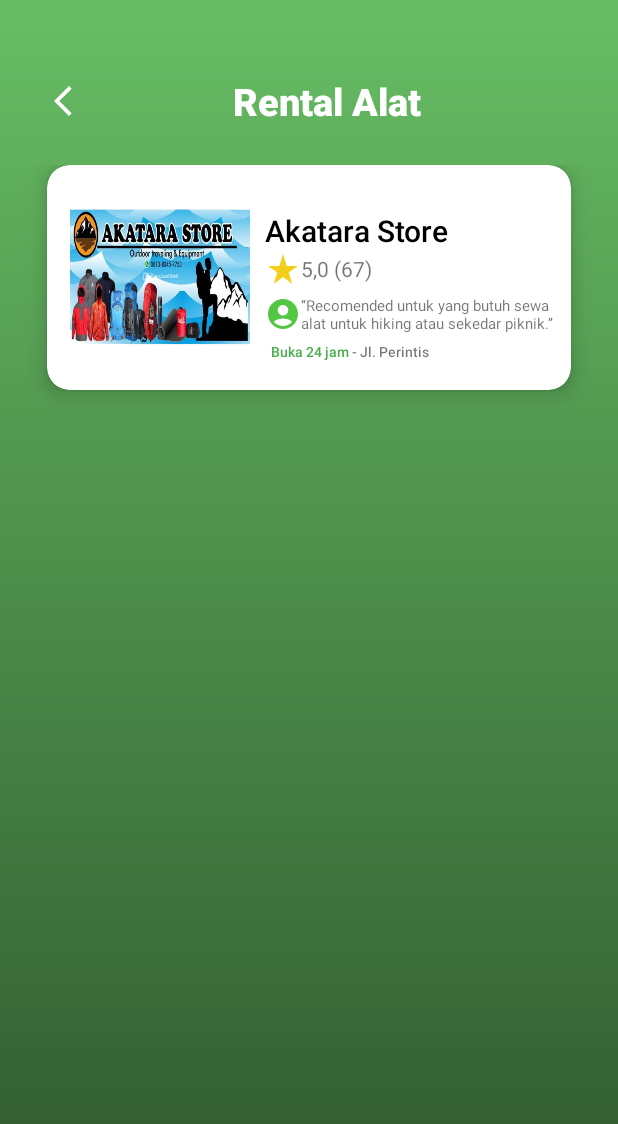
After one commit to Niqx44/Cartenzs, an Android app: the RentalActivity screen opened directly, with no data from a screen before it, on a phone screen of 412 x 824 dp. The commit adds this screen. Shown: the top 1124 px of the screen. Run offline under Robolectric (Android 15) with nearby library versions, the light colour scheme and no system bars.

Commit message:
Last Update

```diff
--- a/app/src/main/AndroidManifest.xml
+++ b/app/src/main/AndroidManifest.xml
@@ -12,6 +12,9 @@
         android:supportsRtl="true"
         android:theme="@style/Theme.Cartenzs"
         tools:targetApi="31">
+        <activity
+            android:name=".RentalActivity"
+            android:exported="false" />
         <activity
             android:name=".PaymentNotifActivity"
             android:exported="false" />
--- a/app/src/main/java/com/example/cartenzs/HomeFragment.kt
+++ b/app/src/main/java/com/example/cartenzs/HomeFragment.kt
@@ -1,10 +1,12 @@
 package com.example.cartenzs
 
+import android.content.Intent
 import android.os.Bundle
 import androidx.fragment.app.Fragment
 import android.view.LayoutInflater
 import android.view.View
 import android.view.ViewGroup
+import android.widget.LinearLayout
 
 // TODO: Rename parameter arguments, choose names that match
 // the fragment initialization parameters, e.g. ARG_ITEM_NUMBER
@@ -34,7 +36,15 @@ class HomeFragment : Fragment() {
         savedInstanceState: Bundle?
     ): View? {
         // Inflate the layout for this fragment
-        return inflater.inflate(R.layout.fragment_home, container, false)
+        val view = inflater.inflate(R.layout.fragment_home, container, false)
+
+        val btnNavigate: LinearLayout = view.findViewById(R.id.rentalalat)
+        btnNavigate.setOnClickListener {
+            val intent = Intent(requireActivity(), RentalActivity::class.java)
+            startActivity(intent)
+        }
+
+        return view
     }
 
     companion object {
--- /dev/null
+++ b/app/src/main/java/com/example/cartenzs/RentalActivity.kt
@@ -0,0 +1,25 @@
+package com.example.cartenzs
+
+import android.content.Intent
+import android.os.Bundle
+import android.widget.ImageView
+import android.widget.LinearLayout
+import androidx.activity.enableEdgeToEdge
+import androidx.appcompat.app.AppCompatActivity
+import androidx.core.view.ViewCompat
+import androidx.core.view.WindowInsetsCompat
+
+class RentalActivity : AppCompatActivity() {
+    override fun onCreate(savedInstanceState: Bundle?) {
+        super.onCreate(savedInstanceState)
+        enableEdgeToEdge()
+        setContentView(R.layout.activity_rental_page)
+
+        val kembali = findViewById<ImageView>(R.id.kembali)
+        kembali.setOnClickListener {
+            val intent = Intent(this, Main2Activity::class.java)
+            startActivity(intent)
+        }
+
+    }
+}
--- /dev/null
+++ b/app/src/main/res/drawable/star.xml
@@ -0,0 +1,5 @@
+<vector xmlns:android="http://schemas.android.com/apk/res/android" android:height="24dp" android:tint="#F4CF19" android:viewportHeight="24" android:viewportWidth="24" android:width="24dp">
+
+    <path android:fillColor="@android:color/white" android:pathData="M14.43,10l-2.43,-8l-2.43,8l-7.57,0l6.18,4.41l-2.35,7.59l6.17,-4.69l6.18,4.69l-2.35,-7.59l6.17,-4.41z"/>
+
+</vector>
--- a/app/src/main/res/layout/activity_main.xml
+++ b/app/src/main/res/layout/activity_main.xml
@@ -24,7 +24,7 @@
         app:layout_constraintEnd_toEndOf="parent"
         app:layout_constraintStart_toStartOf="parent"
         app:menu="@menu/bottomnavmenu"
-        android:background="#9ED98F"
+        android:background="#67BD64"
         app:itemTextColor="#383838"/>
 
 </androidx.constraintlayout.widget.ConstraintLayout>
--- a/app/src/main/res/layout/activity_main2.xml
+++ /dev/null
@@ -1,10 +0,0 @@
-<?xml version="1.0" encoding="utf-8"?>
-<androidx.constraintlayout.widget.ConstraintLayout xmlns:android="http://schemas.android.com/apk/res/android"
-    xmlns:app="http://schemas.android.com/apk/res-auto"
-    xmlns:tools="http://schemas.android.com/tools"
-    android:id="@+id/main"
-    android:layout_width="match_parent"
-    android:layout_height="match_parent"
-    tools:context=".MainActivity">
-
-</androidx.constraintlayout.widget.ConstraintLayout>
--- /dev/null
+++ b/app/src/main/res/layout/activity_rental_page.xml
@@ -0,0 +1,222 @@
+<?xml version="1.0" encoding="utf-8"?>
+<androidx.constraintlayout.widget.ConstraintLayout xmlns:android="http://schemas.android.com/apk/res/android"
+    xmlns:app="http://schemas.android.com/apk/res-auto"
+    xmlns:tools="http://schemas.android.com/tools"
+    android:id="@+id/main"
+    android:layout_width="match_parent"
+    android:layout_height="match_parent"
+    tools:context=".RentalActivity"
+    android:background="@drawable/maintop">
+
+        <LinearLayout
+            android:layout_width="match_parent"
+            android:layout_height="match_parent"
+            android:orientation="vertical">
+
+            <ScrollView
+                android:layout_width="match_parent"
+                android:layout_height="wrap_content"
+                android:layout_weight="1">
+
+                <LinearLayout
+                    android:layout_width="match_parent"
+                    android:layout_height="wrap_content"
+                    android:layout_marginTop="50dp"
+                    android:orientation="vertical">
+
+                    <LinearLayout
+                        android:layout_width="match_parent"
+                        android:layout_height="wrap_content"
+                        android:orientation="horizontal"
+                        android:layout_marginStart="30dp"
+                        android:layout_marginEnd="30dp"
+                        android:layout_marginBottom="10dp">
+
+                        <ImageView
+                            android:id="@+id/kembali"
+                            android:layout_width="wrap_content"
+                            android:layout_height="match_parent"
+                            android:src="@drawable/backicon">
+                        </ImageView>
+
+                        <TextView
+                            android:id="@+id/pesan"
+                            android:layout_width="match_parent"
+                            android:layout_height="wrap_content"
+                            android:gravity="center"
+                            android:fontFamily="sans-serif-black"
+                            android:text="Rental Alat"
+                            android:textColor="#FFFFFF"
+                            android:textSize="25sp" />
+                    </LinearLayout>
+
+
+                    <LinearLayout
+                        android:layout_width="match_parent"
+                        android:layout_height="match_parent"
+                        android:orientation="vertical"
+                        android:paddingBottom="150dp">
+
+                        <GridLayout
+                            android:id="@+id/mainGrid"
+                            android:layout_width="match_parent"
+                            android:layout_height="0dp"
+                            android:layout_gravity="center_horizontal"
+                            android:layout_weight="8"
+                            android:alignmentMode="alignMargins"
+                            android:columnCount="1"
+                            android:columnOrderPreserved="false"
+                            android:padding="15dp"
+                            android:rowCount="3">
+
+                            <androidx.cardview.widget.CardView
+                                android:layout_width="match_parent"
+                                android:layout_height="150dp"
+                                android:layout_rowWeight="1"
+                                android:layout_columnWeight="1"
+                                android:layout_marginLeft="16dp"
+                                android:layout_marginRight="16dp"
+                                android:layout_marginBottom="16dp"
+                                app:cardBackgroundColor="#FFFFFF"
+                                app:cardCornerRadius="15dp"
+                                app:cardElevation="8dp">
+
+                                <LinearLayout
+                                    android:id="@+id/tempat1"
+                                    android:layout_width="match_parent"
+                                    android:layout_height="wrap_content"
+                                    android:layout_gravity="center_horizontal|center_vertical"
+                                    android:orientation="horizontal">
+
+                                        <LinearLayout
+                                            android:layout_width="120dp"
+                                            android:layout_height="120dp"
+                                            android:layout_marginStart="15dp"
+                                            android:orientation="horizontal">
+
+                                            <ImageView
+                                                android:id="@+id/gambargunung1"
+                                                android:layout_width="match_parent"
+                                                android:layout_height="wrap_content"
+                                                android:scaleType="fitXY"
+                                                android:src="@drawable/store"/>
+                                        </LinearLayout>
+
+                                    <LinearLayout
+                                        android:layout_width="match_parent"
+                                        android:layout_height="match_parent"
+                                        android:orientation="vertical"
+                                        android:layout_marginStart="10dp"
+                                        android:layout_marginTop="15dp">
+
+                                        <TextView
+                                            android:layout_width="match_parent"
+                                            android:layout_height="wrap_content"
+                                            android:text="Akatara Store"
+                                            android:textSize="20dp"
+                                            android:fontFamily="sans-serif-medium"
+                                            android:textColor="@color/black">
+                                        </TextView>
+
+                                        <LinearLayout
+                                            android:layout_width="match_parent"
+                                            android:layout_height="wrap_content"
+                                            android:orientation="horizontal">
+
+                                            <ImageView
+                                                android:layout_width="wrap_content"
+                                                android:layout_height="wrap_content"
+                                                android:src="@drawable/star">
+                                            </ImageView>
+
+                                            <TextView
+                                                android:layout_width="wrap_content"
+                                                android:layout_height="wrap_content"
+                                                android:text="5,0 (67)"
+                                                android:layout_gravity="center">
+                                            </TextView>
+
+                                        </LinearLayout>
+
+                                        <LinearLayout
+                                            android:layout_width="match_parent"
+                                            android:layout_height="wrap_content"
+                                            android:orientation="horizontal"
+                                            android:layout_marginEnd="10dp"
+                                            android:layout_marginTop="5dp">
+
+                                            <LinearLayout
+                                                android:layout_width="wrap_content"
+                                                android:layout_height="wrap_content"
+                                                android:orientation="vertical"
+                                                android:layout_gravity="center">
+
+                                                <ImageView
+                                                    android:layout_width="wrap_content"
+                                                    android:layout_height="wrap_content"
+                                                    android:src="@drawable/profile">
+                                                </ImageView>
+                                            </LinearLayout>
+
+                                            <TextView
+                                                android:layout_width="wrap_content"
+                                                android:layout_height="wrap_content"
+                                                android:text="“Recomended untuk yang butuh sewa alat untuk hiking atau sekedar piknik.”"
+                                                android:textSize="10dp"
+                                                tools:ignore="TextSizeCheck">
+                                            </TextView>
+                                        </LinearLayout>
+
+                                        <LinearLayout
+                                            android:layout_width="wrap_content"
+                                            android:layout_height="wrap_content"
+                                            android:orientation="horizontal"
+                                            android:layout_marginTop="5dp"
+                                            android:layout_marginStart="4dp">
+
+                                            <TextView
+                                                android:layout_width="wrap_content"
+                                                android:layout_height="wrap_content"
+                                                android:fontFamily="sans-serif-medium"
+                                                android:text="Buka 24 jam"
+                                                android:textColor="@color/green_background"
+                                                android:textSize="9dp"
+                                                tools:ignore="TextSizeCheck"></TextView>
+
+                                            <TextView
+                                                android:layout_width="wrap_content"
+                                                android:layout_height="wrap_content"
+                                                android:fontFamily="sans-serif-medium"
+                                                android:text=" - "
+                                                android:textSize="9dp"
+                                                tools:ignore="TextSizeCheck"></TextView>
+
+                                            <TextView
+                                                android:layout_width="wrap_content"
+                                                android:layout_height="wrap_content"
+                                                android:fontFamily="sans-serif-medium"
+                                                android:text="Jl. Perintis"
+                                                android:textSize="9dp"
+                                                tools:ignore="TextSizeCheck"></TextView>
+                                        </LinearLayout>
+
+
+
+                                    </LinearLayout>
+
+
+
+                                </LinearLayout>
+                            </androidx.cardview.widget.CardView>
+
+                        </GridLayout>
+                    </LinearLayout>
+
+
+
+                </LinearLayout>
+            </ScrollView>
+
+        </LinearLayout>
+
+</androidx.constraintlayout.widget.ConstraintLayout>
--- a/app/src/main/res/layout/fragment_home.xml
+++ b/app/src/main/res/layout/fragment_home.xml
@@ -244,7 +244,7 @@
                             android:layout_marginLeft="16dp"
                             android:layout_marginRight="16dp"
                             android:layout_marginBottom="16dp"
-                            app:cardBackgroundColor="#96D95C"
+                            app:cardBackgroundColor="#67BD64"
                             app:cardCornerRadius="8dp"
                             app:cardElevation="8dp">
 
@@ -282,11 +282,12 @@
                             android:layout_marginLeft="16dp"
                             android:layout_marginRight="16dp"
                             android:layout_marginBottom="16dp"
-                            app:cardBackgroundColor="#95D75B"
+                            app:cardBackgroundColor="#67BD64"
                             app:cardCornerRadius="8dp"
                             app:cardElevation="8dp">
 
                             <LinearLayout
+                                android:id="@+id/rentalalat"
                                 android:layout_width="132dp"
                                 android:layout_height="134dp"
                                 android:layout_gravity="center_horizontal|center_vertical"
@@ -321,7 +322,7 @@
                             android:layout_marginLeft="16dp"
                             android:layout_marginRight="16dp"
                             android:layout_marginBottom="16dp"
-                            app:cardBackgroundColor="#96D95C"
+                            app:cardBackgroundColor="#67BD64"
                             app:cardCornerRadius="8dp"
                             app:cardElevation="8dp">
 
@@ -360,7 +361,7 @@
                             android:layout_marginLeft="16dp"
                             android:layout_marginRight="16dp"
                             android:layout_marginBottom="16dp"
-                            app:cardBackgroundColor="#96D95C"
+                            app:cardBackgroundColor="#67BD64"
                             app:cardCornerRadius="8dp"
                             app:cardElevation="8dp">
 
```
Also changed, not shown: app/src/main/res/drawable/store.png (added).
